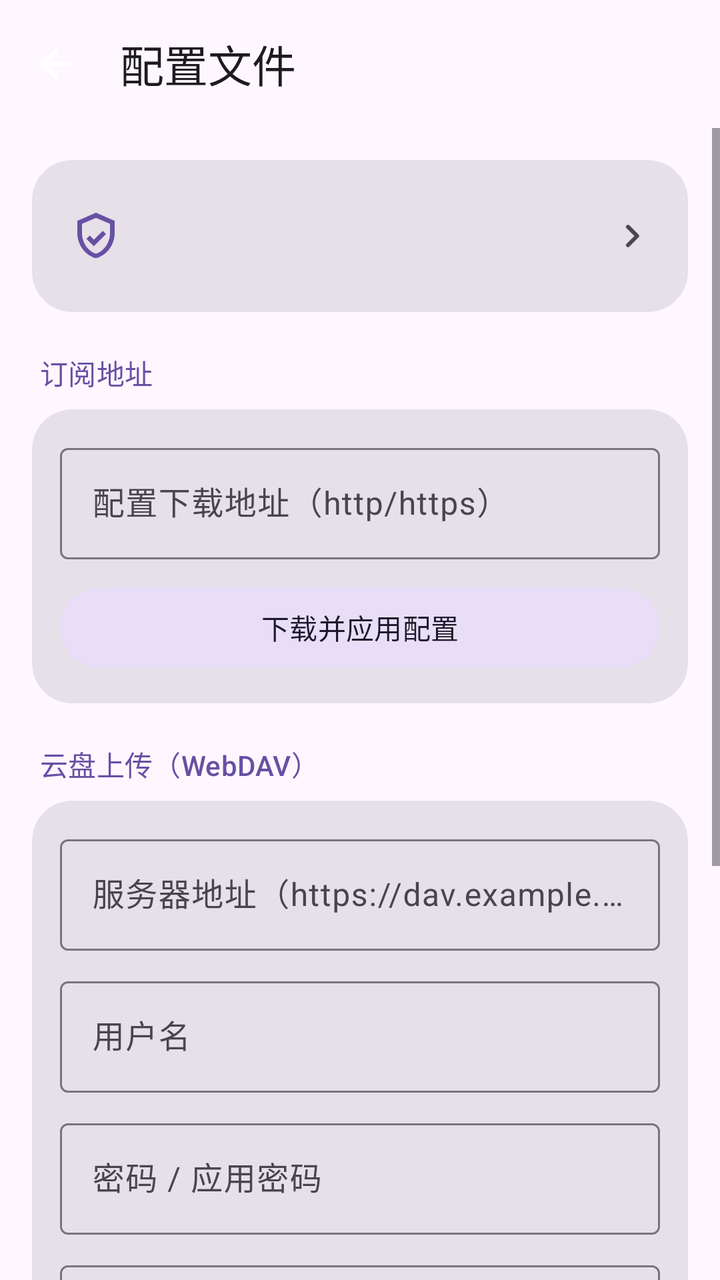
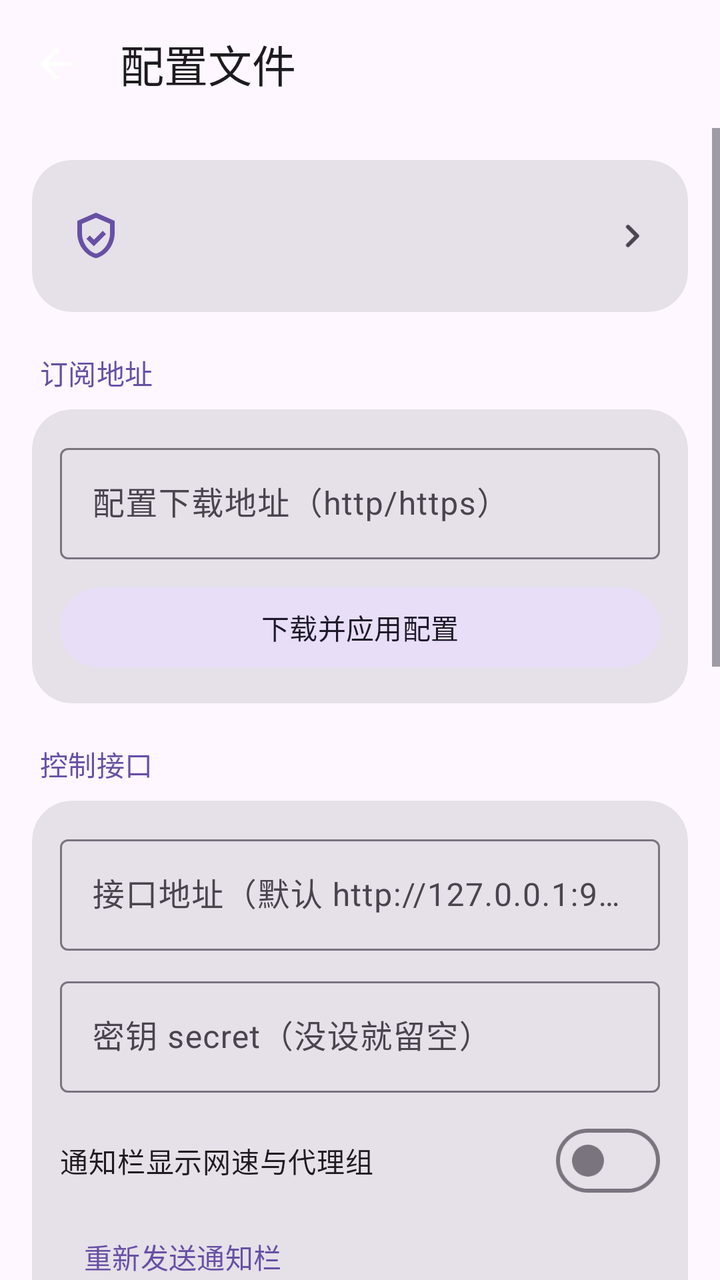

An Android layout rendered at two revisions. The XML below is the earlier revision; the diff shows what the commit changed to produce the second picture.
<!-- AndroidManifest.xml: application theme Theme.HyperOSMod -->
<!-- res/layout/activity_singbox_config.xml -->
<?xml version="1.0" encoding="utf-8"?>
<LinearLayout xmlns:android="http://schemas.android.com/apk/res/android"
    xmlns:app="http://schemas.android.com/apk/res-auto"
    android:layout_width="match_parent"
    android:layout_height="match_parent"
    android:background="?attr/colorSurface"
    android:fitsSystemWindows="true"
    android:orientation="vertical">

    <com.google.android.material.appbar.MaterialToolbar
        android:id="@+id/toolbar"
        android:layout_width="match_parent"
        android:layout_height="?attr/actionBarSize"
        app:navigationIcon="@drawable/ic_arrow_back"
        app:title="@string/singbox_entry_config" />

    <ScrollView
        android:layout_width="match_parent"
        android:layout_height="0dp"
        android:layout_weight="1">

        <LinearLayout
            android:layout_width="match_parent"
            android:layout_height="wrap_content"
            android:orientation="vertical"
            android:padding="16dp">

            
            <com.google.android.material.card.MaterialCardView
                style="@style/Widget.Material3.CardView.Filled"
                android:layout_width="match_parent"
                android:layout_height="wrap_content"
                app:cardCornerRadius="20dp"
                app:cardElevation="0dp">

                <include
                    android:id="@+id/row_edit"
                    layout="@layout/row_apps" />
            </com.google.android.material.card.MaterialCardView>

            
            <TextView
                android:layout_width="match_parent"
                android:layout_height="wrap_content"
                android:layout_marginStart="4dp"
                android:layout_marginTop="20dp"
                android:layout_marginBottom="8dp"
                android:text="@string/singbox_config_subscribe"
                android:textAppearance="?attr/textAppearanceTitleSmall"
                android:textColor="?attr/colorPrimary" />

            <com.google.android.material.card.MaterialCardView
                style="@style/Widget.Material3.CardView.Filled"
                android:layout_width="match_parent"
                android:layout_height="wrap_content"
                app:cardCornerRadius="20dp"
                app:cardElevation="0dp">

                <LinearLayout
                    android:layout_width="match_parent"
                    android:layout_height="wrap_content"
                    android:orientation="vertical"
                    android:padding="14dp">

                    <com.google.android.material.textfield.TextInputLayout
                        style="@style/Widget.Material3.TextInputLayout.OutlinedBox"
                        android:layout_width="match_parent"
                        android:layout_height="wrap_content"
                        android:hint="@string/singbox_config_hint">

                        <com.google.android.material.textfield.TextInputEditText
                            android:id="@+id/config_url"
                            android:layout_width="match_parent"
                            android:layout_height="wrap_content"
                            android:inputType="textUri"
                            android:maxLines="2" />
                    </com.google.android.material.textfield.TextInputLayout>

                    <com.google.android.material.button.MaterialButton
                        android:id="@+id/btn_config"
                        style="@style/Widget.Material3.Button.TonalButton"
                        android:layout_width="match_parent"
                        android:layout_height="wrap_content"
                        android:layout_marginTop="10dp"
                        android:text="@string/singbox_config_apply" />
                </LinearLayout>
            </com.google.android.material.card.MaterialCardView>

            
            <TextView
                android:layout_width="match_parent"
                android:layout_height="wrap_content"
                android:layout_marginStart="4dp"
                android:layout_marginTop="20dp"
                android:layout_marginBottom="8dp"
                android:text="@string/singbox_webdav"
                android:textAppearance="?attr/textAppearanceTitleSmall"
                android:textColor="?attr/colorPrimary" />

            <com.google.android.material.card.MaterialCardView
                style="@style/Widget.Material3.CardView.Filled"
                android:layout_width="match_parent"
                android:layout_height="wrap_content"
                app:cardCornerRadius="20dp"
                app:cardElevation="0dp">

                <LinearLayout
                    android:layout_width="match_parent"
                    android:layout_height="wrap_content"
                    android:orientation="vertical"
                    android:padding="14dp">

                    <com.google.android.material.textfield.TextInputLayout
                        style="@style/Widget.Material3.TextInputLayout.OutlinedBox"
                        android:layout_width="match_parent"
                        android:layout_height="wrap_content"
                        android:hint="@string/singbox_webdav_url">

                        <com.google.android.material.textfield.TextInputEditText
                            android:id="@+id/dav_url"
                            android:layout_width="match_parent"
                            android:layout_height="wrap_content"
                            android:inputType="textUri"
                            android:maxLines="2" />
                    </com.google.android.material.textfield.TextInputLayout>

                    <com.google.android.material.textfield.TextInputLayout
                        style="@style/Widget.Material3.TextInputLayout.OutlinedBox"
                        android:layout_width="match_parent"
                        android:layout_height="wrap_content"
                        android:layout_marginTop="10dp"
                        android:hint="@string/singbox_webdav_user">

                        <com.google.android.material.textfield.TextInputEditText
                            android:id="@+id/dav_user"
                            android:layout_width="match_parent"
                            android:layout_height="wrap_content"
                            android:inputType="text" />
                    </com.google.android.material.textfield.TextInputLayout>

                    <com.google.android.material.textfield.TextInputLayout
                        style="@style/Widget.Material3.TextInputLayout.OutlinedBox"
                        android:layout_width="match_parent"
                        android:layout_height="wrap_content"
                        android:layout_marginTop="10dp"
                        android:hint="@string/singbox_webdav_pass">

                        <com.google.android.material.textfield.TextInputEditText
                            android:id="@+id/dav_pass"
                            android:layout_width="match_parent"
                            android:layout_height="wrap_content"
                            android:inputType="textPassword" />
                    </com.google.android.material.textfield.TextInputLayout>

                    <com.google.android.material.textfield.TextInputLayout
                        style="@style/Widget.Material3.TextInputLayout.OutlinedBox"
                        android:layout_width="match_parent"
                        android:layout_height="wrap_content"
                        android:layout_marginTop="10dp"
                        android:hint="@string/singbox_webdav_path">

                        <com.google.android.material.textfield.TextInputEditText
                            android:id="@+id/dav_path"
                            android:layout_width="match_parent"
                            android:layout_height="wrap_content"
                            android:inputType="text" />
                    </com.google.android.material.textfield.TextInputLayout>

                    <com.google.android.material.materialswitch.MaterialSwitch
                        android:id="@+id/switch_dav_minify"
                        android:layout_width="match_parent"
                        android:layout_height="wrap_content"
                        android:layout_marginTop="10dp"
                        android:text="@string/singbox_webdav_minify" />

                    <TextView
                        android:id="@+id/dav_minify_hint"
                        android:layout_width="match_parent"
                        android:layout_height="wrap_content"
                        android:text="@string/singbox_webdav_minify_hint"
                        android:textAppearance="?attr/textAppearanceBodySmall"
                        android:textColor="?attr/colorOnSurfaceVariant" />

                    <LinearLayout
                        android:layout_width="match_parent"
                        android:layout_height="wrap_content"
                        android:layout_marginTop="10dp"
                        android:orientation="horizontal">

                        <com.google.android.material.button.MaterialButton
                            android:id="@+id/btn_dav_test"
                            style="@style/Widget.Material3.Button.TonalButton"
                            android:layout_width="0dp"
                            android:layout_height="wrap_content"
                            android:layout_weight="1"
                            android:text="@string/singbox_webdav_test" />

                        <com.google.android.material.button.MaterialButton
                            android:id="@+id/btn_dav_upload"
                            style="@style/Widget.Material3.Button"
                            android:layout_width="0dp"
                            android:layout_height="wrap_content"
                            android:layout_marginStart="8dp"
                            android:layout_weight="1"
                            android:text="@string/singbox_webdav_upload" />
                    </LinearLayout>
                </LinearLayout>
            </com.google.android.material.card.MaterialCardView>

            <ProgressBar
                android:id="@+id/progress"
                style="?android:attr/progressBarStyleHorizontal"
                android:layout_width="match_parent"
                android:layout_height="3dp"
                android:layout_marginTop="16dp"
                android:indeterminate="true"
                android:visibility="gone" />

            <TextView
                android:id="@+id/output"
                android:layout_width="match_parent"
                android:layout_height="wrap_content"
                android:layout_marginTop="12dp"
                android:background="?attr/colorSurfaceVariant"
                android:fontFamily="monospace"
                android:minLines="4"
                android:padding="12dp"
                android:textAppearance="?attr/textAppearanceBodySmall"
                android:textColor="?attr/colorOnSurfaceVariant"
                android:textIsSelectable="true" />
        </LinearLayout>
    </ScrollView>
</LinearLayout>
<!-- res/layout/row_apps.xml (included above) -->
<?xml version="1.0" encoding="utf-8"?>
<LinearLayout xmlns:android="http://schemas.android.com/apk/res/android"
    android:layout_width="match_parent"
    android:layout_height="wrap_content"
    android:background="?attr/selectableItemBackground"
    android:gravity="center_vertical"
    android:minHeight="76dp"
    android:orientation="horizontal"
    android:paddingStart="18dp"
    android:paddingTop="12dp"
    android:paddingEnd="16dp"
    android:paddingBottom="12dp">

    <ImageView
        android:layout_width="28dp"
        android:layout_height="28dp"
        android:layout_marginEnd="16dp"
        android:contentDescription="@null"
        android:src="@drawable/ic_shield"
        android:tint="?attr/colorPrimary" />

    <LinearLayout
        android:layout_width="0dp"
        android:layout_height="wrap_content"
        android:layout_weight="1"
        android:orientation="vertical">

        <TextView
            android:id="@+id/title"
            android:layout_width="match_parent"
            android:layout_height="wrap_content"
            android:textAppearance="?attr/textAppearanceBodyLarge"
            android:textColor="?attr/colorOnSurface" />

        <TextView
            android:id="@+id/summary"
            android:layout_width="match_parent"
            android:layout_height="wrap_content"
            android:layout_marginTop="2dp"
            android:textAppearance="?attr/textAppearanceBodySmall"
            android:textColor="?attr/colorOnSurfaceVariant" />
    </LinearLayout>

    <ImageView
        android:layout_width="24dp"
        android:layout_height="24dp"
        android:layout_marginStart="12dp"
        android:contentDescription="@null"
        android:src="@drawable/ic_chevron_right"
        android:tint="?attr/colorOnSurfaceVariant" />
</LinearLayout>
<!-- resources referenced by this layout -->
<resources>
  <!-- drawable ic_arrow_back (drawable) -->
  <?xml version="1.0" encoding="utf-8"?>
  <vector xmlns:android="http://schemas.android.com/apk/res/android"
      android:width="24dp"
      android:height="24dp"
      android:viewportWidth="24"
      android:viewportHeight="24">
      <path
          android:fillColor="#FFFFFFFF"
          android:pathData="M20,11H7.83l5.59,-5.59L12,4l-8,8l8,8l1.41,-1.41L7.83,13H20v-2z" />
  </vector>
  <!-- drawable ic_chevron_right (drawable) -->
  <?xml version="1.0" encoding="utf-8"?>
  <vector xmlns:android="http://schemas.android.com/apk/res/android"
      android:width="24dp"
      android:height="24dp"
      android:viewportWidth="24"
      android:viewportHeight="24">
      <path
          android:fillColor="#FFFFFFFF"
          android:pathData="M9.29,6.71a1,1 0 0 0 0,1.41L13.17,12l-3.88,3.88a1,1 0 1 0 1.42,1.41l4.58,-4.58a1,1 0 0 0 0,-1.42l-4.58,-4.58a1,1 0 0 0 -1.42,0z" />
  </vector>
  <!-- drawable ic_shield (drawable) -->
  <?xml version="1.0" encoding="utf-8"?>
  <vector xmlns:android="http://schemas.android.com/apk/res/android"
      android:width="24dp"
      android:height="24dp"
      android:viewportWidth="24"
      android:viewportHeight="24">
      <path
          android:fillColor="#FFFFFFFF"
          android:pathData="M12,2L4,5.5v5.25c0,4.95 3.4,9.57 8,10.75c4.6,-1.18 8,-5.8 8,-10.75V5.5L12,2zM12,4.18l6,2.63v3.94c0,3.95 -2.55,7.7 -6,8.85c-3.45,-1.15 -6,-4.9 -6,-8.85V6.81l6,-2.63z" />
      <path
          android:fillColor="#FFFFFFFF"
          android:pathData="M11.1,13.6l-1.8,-1.8l-1.4,1.4l3.2,3.2l5.2,-5.2l-1.4,-1.4z" />
  </vector>
  <string name="singbox_config_apply">下载并应用配置</string>
  <string name="singbox_config_hint">配置下载地址（http/https）</string>
  <string name="singbox_config_subscribe">订阅地址</string>
  <string name="singbox_entry_config">配置文件</string>
  <string name="singbox_webdav">云盘上传（WebDAV）</string>
  <string name="singbox_webdav_minify">上传前压缩 JSON</string>
  <string name="singbox_webdav_minify_hint">默认开启：压成单行，体积更小，仍可直接当配置用；关掉则按文件原样上传</string>
  <string name="singbox_webdav_pass">密码 / 应用密码</string>
  <string name="singbox_webdav_path">远端路径（如 singbox/config.json）</string>
  <string name="singbox_webdav_test">测试连接</string>
  <string name="singbox_webdav_upload">上传当前配置</string>
  <string name="singbox_webdav_url">服务器地址（https://dav.example.com/dav）</string>
  <string name="singbox_webdav_user">用户名</string>
  <style name="Theme.HyperOSMod" parent="Theme.Material3.DayNight.NoActionBar">
          <item name="android:windowActionModeOverlay">true</item>
          <item name="android:windowNoTitle">true</item>
          <item name="android:windowLightStatusBar">true</item>
          <item name="android:windowLightNavigationBar">true</item>
      </style>
</resources>

<!-- the commit's change to res/layout/activity_singbox_config.xml (unified diff, before → after) -->
@@ -83,6 +83,82 @@
                         android:layout_height="wrap_content"
                         android:layout_marginTop="10dp"
                         android:text="@string/singbox_config_apply" />
+                </LinearLayout>
+            </com.google.android.material.card.MaterialCardView>
+
+            
+            <TextView
+                android:layout_width="match_parent"
+                android:layout_height="wrap_content"
+                android:layout_marginStart="4dp"
+                android:layout_marginTop="20dp"
+                android:layout_marginBottom="8dp"
+                android:text="@string/singbox_api_section"
+                android:textAppearance="?attr/textAppearanceTitleSmall"
+                android:textColor="?attr/colorPrimary" />
+
+            <com.google.android.material.card.MaterialCardView
+                style="@style/Widget.Material3.CardView.Filled"
+                android:layout_width="match_parent"
+                android:layout_height="wrap_content"
+                app:cardCornerRadius="20dp"
+                app:cardElevation="0dp">
+
+                <LinearLayout
+                    android:layout_width="match_parent"
+                    android:layout_height="wrap_content"
+                    android:orientation="vertical"
+                    android:padding="14dp">
+
+                    <com.google.android.material.textfield.TextInputLayout
+                        style="@style/Widget.Material3.TextInputLayout.OutlinedBox"
+                        android:layout_width="match_parent"
+                        android:layout_height="wrap_content"
+                        android:hint="@string/singbox_api_url">
+
+                        <com.google.android.material.textfield.TextInputEditText
+                            android:id="@+id/api_url"
+                            android:layout_width="match_parent"
+                            android:layout_height="wrap_content"
+                            android:inputType="textUri"
+                            android:maxLines="1" />
+                    </com.google.android.material.textfield.TextInputLayout>
+
+                    <com.google.android.material.textfield.TextInputLayout
+                        style="@style/Widget.Material3.TextInputLayout.OutlinedBox"
+                        android:layout_width="match_parent"
+                        android:layout_height="wrap_content"
+                        android:layout_marginTop="10dp"
+                        android:hint="@string/singbox_api_secret">
+
+                        <com.google.android.material.textfield.TextInputEditText
+                            android:id="@+id/api_secret"
+                            android:layout_width="match_parent"
+                            android:layout_height="wrap_content"
+                            android:inputType="text" />
+                    </com.google.android.material.textfield.TextInputLayout>
+
+                    <com.google.android.material.materialswitch.MaterialSwitch
+                        android:id="@+id/switch_notify"
+                        android:layout_width="match_parent"
+                        android:layout_height="wrap_content"
+                        android:layout_marginTop="10dp"
+                        android:text="@string/panel_notify" />
+
+                    <com.google.android.material.button.MaterialButton
+                        android:id="@+id/btn_notify_resend"
+                        style="@style/Widget.Material3.Button.TextButton"
+                        android:layout_width="wrap_content"
+                        android:layout_height="wrap_content"
+                        android:minWidth="0dp"
+                        android:text="@string/panel_notify_resend" />
+
+                    <TextView
+                        android:layout_width="match_parent"
+                        android:layout_height="wrap_content"
+                        android:text="@string/panel_notify_hint"
+                        android:textAppearance="?attr/textAppearanceBodySmall"
+                        android:textColor="?attr/colorOnSurfaceVariant" />
                 </LinearLayout>
             </com.google.android.material.card.MaterialCardView>
 
<!-- resource entries referenced after the edit -->
@@ -36,6 +36,12 @@
           android:fillColor="#FFFFFFFF"
           android:pathData="M11.1,13.6l-1.8,-1.8l-1.4,1.4l3.2,3.2l5.2,-5.2l-1.4,-1.4z" />
   </vector>
+  <string name="panel_notify">通知栏显示网速与代理组</string>
+  <string name="panel_notify_hint">在通知栏常驻显示实时速率和当前节点，需要通知权限</string>
+  <string name="panel_notify_resend">重新发送通知栏</string>
+  <string name="singbox_api_secret">密钥 secret（没设就留空）</string>
+  <string name="singbox_api_section">控制接口</string>
+  <string name="singbox_api_url">接口地址（默认 http://127.0.0.1:9090）</string>
   <string name="singbox_config_apply">下载并应用配置</string>
   <string name="singbox_config_hint">配置下载地址（http/https）</string>
   <string name="singbox_config_subscribe">订阅地址</string>
